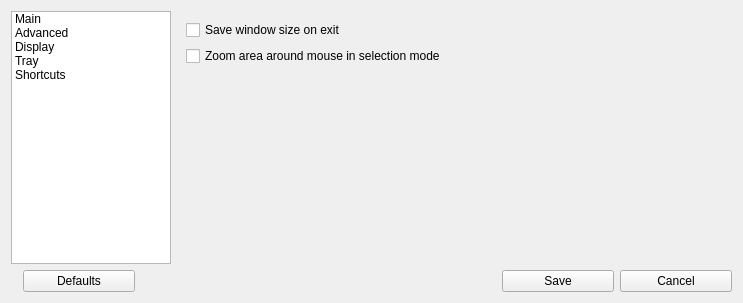
Qt form src/ui/configwidget.ui (lxqt/screengrab) before a commit.
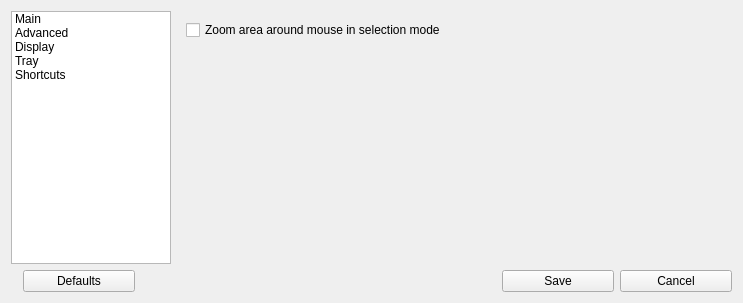
The same form after that commit. The open tabs and pages were chosen to show the change. Custom widgets are drawn as their Qt base class.

Commit message: Option "Always save the window size" replaced by autosave window size on exit app. issue #28

Diff of the .ui file:
```diff
--- a/src/ui/configwidget.ui
+++ b/src/ui/configwidget.ui
@@ -460,16 +460,6 @@
        </widget>
        <widget class="QWidget" name="page_3">
         <layout class="QVBoxLayout" name="verticalLayout_12">
-         <item>
-          <widget class="QCheckBox" name="checkSaveSize">
-           <property name="toolTip">
-            <string>Saving main window size on exit</string>
-           </property>
-           <property name="text">
-            <string>Save window size on exit</string>
-           </property>
-          </widget>
-         </item>
          <item>
           <widget class="QCheckBox" name="checkZommMouseArea">
            <property name="text">
```
Left out of the diff: 2 changed lines with no effect on the pictures. The commit also changes 5 other files.
